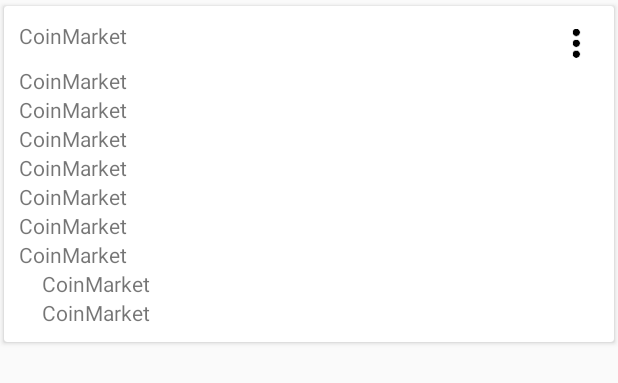
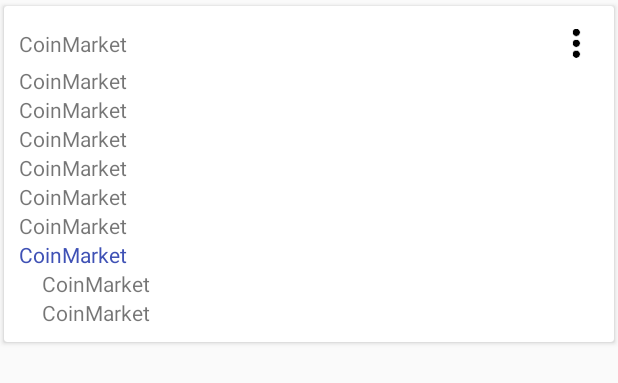
Before and after one commit to dvdinh307/CoinMarket, an Android app: the layout item_book_mark.xml on its own in the app's theme, with its tools: preview values and no code run, on a phone screen of 412 x 824 dp. Shown: the top 383 px of the screen. Run offline under Robolectric (Android 15) with nearby library versions, the phone set to English and light mode, and no system bars.

Commit message:
dinhdv commit coin

```diff
--- a/app/src/main/res/layout/item_book_mark.xml
+++ b/app/src/main/res/layout/item_book_mark.xml
@@ -21,6 +21,7 @@
                 android:id="@+id/tv_name"
                 android:layout_width="wrap_content"
                 android:layout_height="wrap_content"
+                android:layout_centerVertical="true"
                 android:text="@string/app_name" />
 
             <ImageView
@@ -72,7 +73,8 @@
             android:id="@+id/tv_quote"
             android:layout_width="wrap_content"
             android:layout_height="wrap_content"
-            android:text="@string/app_name" />
+            android:text="@string/app_name"
+            android:textColor="@color/colorPrimary" />
 
         <TextView
             android:id="@+id/tv_price"
--- a/app/src/main/res/layout/item_main.xml
+++ b/app/src/main/res/layout/item_main.xml
@@ -59,6 +59,7 @@
             android:id="@+id/tv_quote"
             android:layout_width="wrap_content"
             android:layout_height="wrap_content"
+            android:textColor="@color/colorPrimary"
             android:text="@string/app_name" />
 
         <TextView
```
Also changed, not shown: 1 other file.
